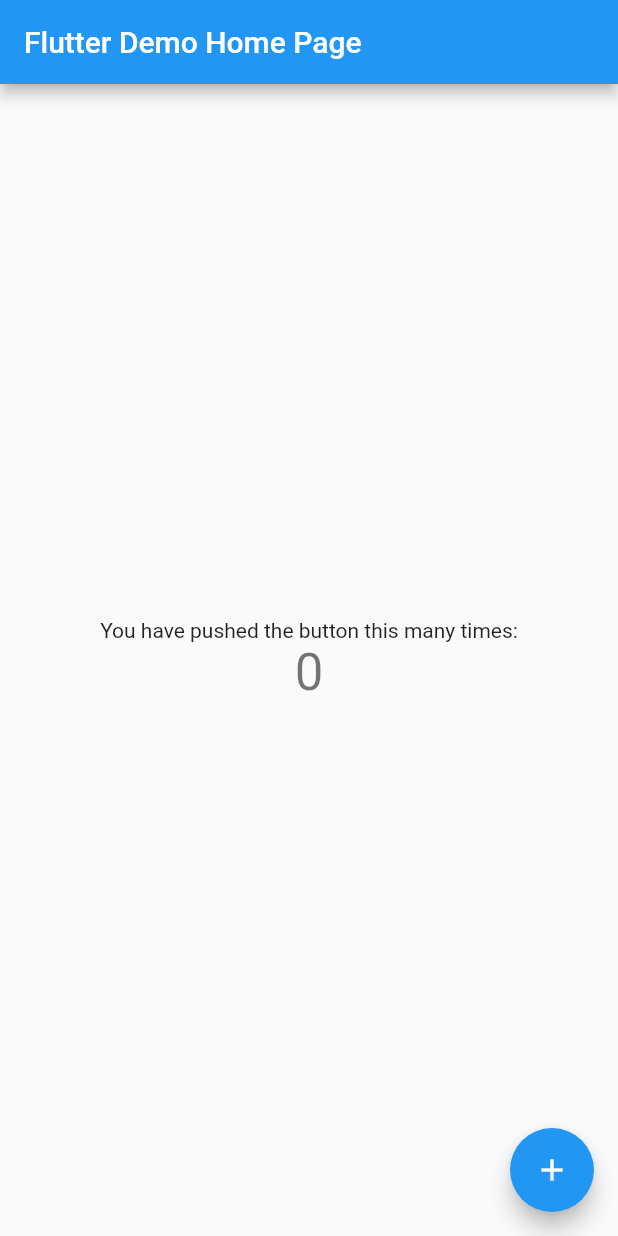
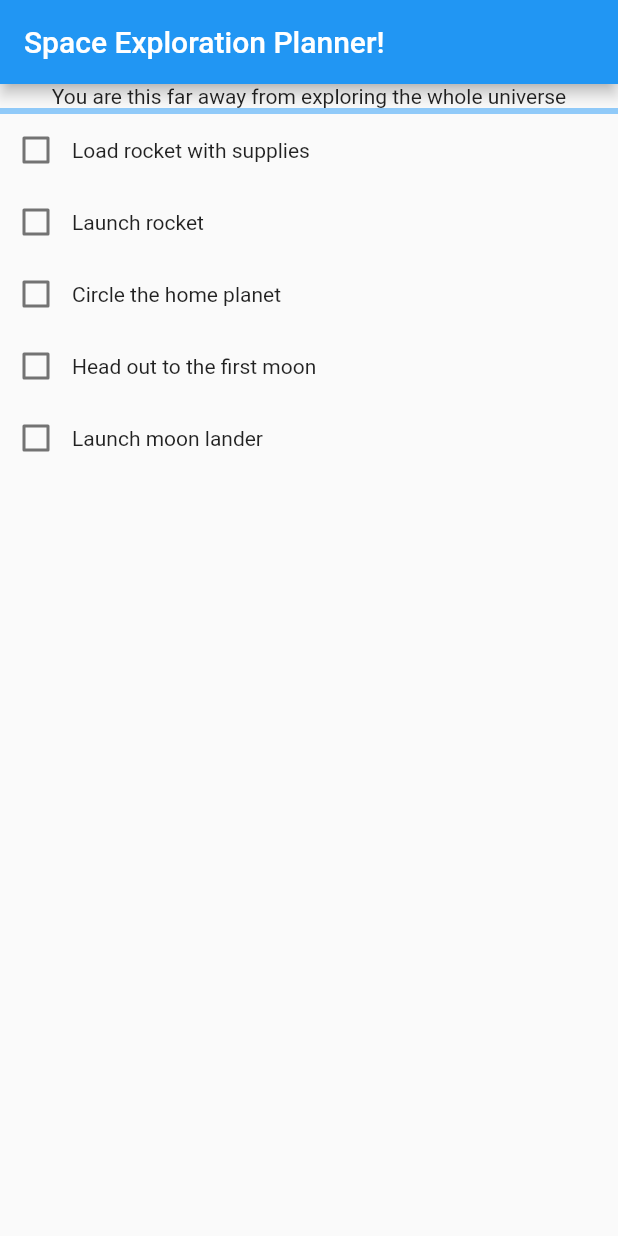
Before and after one commit to Abhimanyu14/flutter-samples, a Flutter app: the screen it shows after launch, on a phone screen of 412 x 824 dp. Run offline on Flutter 3.47's test engine with Material 2 defaults, Android fonts, the phone set to English and light mode, and no system bars.

Commit message:
[EP] initial app completed

```diff
--- a/codebase/begin-learning-flutter/01-exploration-planner/analysis_options.yaml
+++ b/codebase/begin-learning-flutter/01-exploration-planner/analysis_options.yaml
@@ -1,19 +1,21 @@
-# This file configures the analyzer, which statically analyzes Dart code to
-# check for errors, warnings, and lints.
-#
-# The issues identified by the analyzer are surfaced in the UI of Dart-enabled
-# IDEs (https://dart.dev/tools#ides-and-editors). The analyzer can also be
-# invoked from the command line by running `flutter analyze`.
+# The analyzer can also be invoked from the command line by running `flutter analyze`.
 
 # The following line activates a set of recommended lints for Flutter apps,
 # packages, and plugins designed to encourage good coding practices.
 include: package:flutter_lints/flutter.yaml
 
+analyzer:
+  errors:
+    prefer_single_quotes: error
+    require_trailing_commas: error
+    always_use_package_imports: error
+
 linter:
   # The lint rules applied to this project can be customized in the
   # section below to disable rules from the `package:flutter_lints/flutter.yaml`
-  # included above or to enable additional rules. A list of all available lints
-  # and their documentation is published at
+  # included above or to enable additional rules.
+  #
+  # A list of all available lints and their documentation is published at
   # https://dart-lang.github.io/linter/lints/index.html.
   #
   # Instead of disabling a lint rule for the entire project in the
@@ -23,7 +25,9 @@ linter:
   # producing the lint.
   rules:
     # avoid_print: false  # Uncomment to disable the `avoid_print` rule
-    # prefer_single_quotes: true  # Uncomment to enable the `prefer_single_quotes` rule
+    prefer_single_quotes: true
+    require_trailing_commas: true
+    always_use_package_imports: true
 
 # Additional information about this file can be found at
 # https://dart.dev/guides/language/analysis-options
--- a/codebase/begin-learning-flutter/01-exploration-planner/lib/main.dart
+++ b/codebase/begin-learning-flutter/01-exploration-planner/lib/main.dart
@@ -1,115 +1,4 @@
+import 'package:exploration_planner/my_app.dart';
 import 'package:flutter/material.dart';
 
-void main() {
-  runApp(const MyApp());
-}
-
-class MyApp extends StatelessWidget {
-  const MyApp({Key? key}) : super(key: key);
-
-  // This widget is the root of your application.
-  @override
-  Widget build(BuildContext context) {
-    return MaterialApp(
-      title: 'Flutter Demo',
-      theme: ThemeData(
-        // This is the theme of your application.
-        //
-        // Try running your application with "flutter run". You'll see the
-        // application has a blue toolbar. Then, without quitting the app, try
-        // changing the primarySwatch below to Colors.green and then invoke
-        // "hot reload" (press "r" in the console where you ran "flutter run",
-        // or simply save your changes to "hot reload" in a Flutter IDE).
-        // Notice that the counter didn't reset back to zero; the application
-        // is not restarted.
-        primarySwatch: Colors.blue,
-      ),
-      home: const MyHomePage(title: 'Flutter Demo Home Page'),
-    );
-  }
-}
-
-class MyHomePage extends StatefulWidget {
-  const MyHomePage({Key? key, required this.title}) : super(key: key);
-
-  // This widget is the home page of your application. It is stateful, meaning
-  // that it has a State object (defined below) that contains fields that affect
-  // how it looks.
-
-  // This class is the configuration for the state. It holds the values (in this
-  // case the title) provided by the parent (in this case the App widget) and
-  // used by the build method of the State. Fields in a Widget subclass are
-  // always marked "final".
-
-  final String title;
-
-  @override
-  State<MyHomePage> createState() => _MyHomePageState();
-}
-
-class _MyHomePageState extends State<MyHomePage> {
-  int _counter = 0;
-
-  void _incrementCounter() {
-    setState(() {
-      // This call to setState tells the Flutter framework that something has
-      // changed in this State, which causes it to rerun the build method below
-      // so that the display can reflect the updated values. If we changed
-      // _counter without calling setState(), then the build method would not be
-      // called again, and so nothing would appear to happen.
-      _counter++;
-    });
-  }
-
-  @override
-  Widget build(BuildContext context) {
-    // This method is rerun every time setState is called, for instance as done
-    // by the _incrementCounter method above.
-    //
-    // The Flutter framework has been optimized to make rerunning build methods
-    // fast, so that you can just rebuild anything that needs updating rather
-    // than having to individually change instances of widgets.
-    return Scaffold(
-      appBar: AppBar(
-        // Here we take the value from the MyHomePage object that was created by
-        // the App.build method, and use it to set our appbar title.
-        title: Text(widget.title),
-      ),
-      body: Center(
-        // Center is a layout widget. It takes a single child and positions it
-        // in the middle of the parent.
-        child: Column(
-          // Column is also a layout widget. It takes a list of children and
-          // arranges them vertically. By default, it sizes itself to fit its
-          // children horizontally, and tries to be as tall as its parent.
-          //
-          // Invoke "debug painting" (press "p" in the console, choose the
-          // "Toggle Debug Paint" action from the Flutter Inspector in Android
-          // Studio, or the "Toggle Debug Paint" command in Visual Studio Code)
-          // to see the wireframe for each widget.
-          //
-          // Column has various properties to control how it sizes itself and
-          // how it positions its children. Here we use mainAxisAlignment to
-          // center the children vertically; the main axis here is the vertical
-          // axis because Columns are vertical (the cross axis would be
-          // horizontal).
-          mainAxisAlignment: MainAxisAlignment.center,
-          children: <Widget>[
-            const Text(
-              'You have pushed the button this many times:',
-            ),
-            Text(
-              '$_counter',
-              style: Theme.of(context).textTheme.headline4,
-            ),
-          ],
-        ),
-      ),
-      floatingActionButton: FloatingActionButton(
-        onPressed: _incrementCounter,
-        tooltip: 'Increment',
-        child: const Icon(Icons.add),
-      ), // This trailing comma makes auto-formatting nicer for build methods.
-    );
-  }
-}
+void main() => runApp(const MyApp());
--- /dev/null
+++ b/codebase/begin-learning-flutter/01-exploration-planner/lib/my_app.dart
@@ -0,0 +1,17 @@
+import 'package:exploration_planner/my_homepage.dart';
+import 'package:flutter/material.dart';
+
+class MyApp extends StatelessWidget {
+  const MyApp({Key? key}) : super(key: key);
+
+  @override
+  Widget build(BuildContext context) {
+    return MaterialApp(
+      title: 'Exploration',
+      theme: ThemeData(
+        primarySwatch: Colors.blue,
+      ),
+      home: const MyHomepage(),
+    );
+  }
+}
--- /dev/null
+++ b/codebase/begin-learning-flutter/01-exploration-planner/lib/my_homepage.dart
@@ -0,0 +1,22 @@
+import 'package:exploration_planner/progress.dart';
+import 'package:exploration_planner/task_list.dart';
+import 'package:flutter/material.dart';
+
+class MyHomepage extends StatelessWidget {
+  const MyHomepage({Key? key}) : super(key: key);
+
+  @override
+  Widget build(BuildContext context) {
+    return Scaffold(
+      appBar: AppBar(
+        title: const Text('Space Exploration Planner!'),
+      ),
+      body: Column(
+        children: const [
+          Progress(),
+          TaskList(),
+        ],
+      ),
+    );
+  }
+}
--- /dev/null
+++ b/codebase/begin-learning-flutter/01-exploration-planner/lib/progress.dart
@@ -0,0 +1,17 @@
+import 'package:flutter/material.dart';
+
+class Progress extends StatelessWidget {
+  const Progress({Key? key}) : super(key: key);
+
+  @override
+  Widget build(BuildContext context) {
+    return Column(
+      children: const [
+        Text('You are this far away from exploring the whole universe'),
+        LinearProgressIndicator(
+          value: 0,
+        )
+      ],
+    );
+  }
+}
--- /dev/null
+++ b/codebase/begin-learning-flutter/01-exploration-planner/lib/task_item.dart
@@ -0,0 +1,32 @@
+import 'package:flutter/material.dart';
+
+class TaskItem extends StatefulWidget {
+  const TaskItem({
+    Key? key,
+    required this.label,
+  }) : super(key: key);
+
+  final String label;
+
+  @override
+  State<TaskItem> createState() => _TaskItemState();
+}
+
+class _TaskItemState extends State<TaskItem> {
+  bool? _value = false;
+
+  @override
+  Widget build(BuildContext context) {
+    return Row(
+      children: [
+        Checkbox(
+          value: _value,
+          onChanged: (newValue) => setState(() {
+            _value = newValue;
+          }),
+        ),
+        Text(widget.label),
+      ],
+    );
+  }
+}
--- /dev/null
+++ b/codebase/begin-learning-flutter/01-exploration-planner/lib/task_list.dart
@@ -0,0 +1,29 @@
+import 'package:exploration_planner/task_item.dart';
+import 'package:flutter/material.dart';
+
+class TaskList extends StatelessWidget {
+  const TaskList({Key? key}) : super(key: key);
+
+  @override
+  Widget build(BuildContext context) {
+    return Column(
+      children: const [
+        TaskItem(
+          label: 'Load rocket with supplies',
+        ),
+        TaskItem(
+          label: 'Launch rocket',
+        ),
+        TaskItem(
+          label: 'Circle the home planet',
+        ),
+        TaskItem(
+          label: 'Head out to the first moon',
+        ),
+        TaskItem(
+          label: 'Launch moon lander',
+        ),
+      ],
+    );
+  }
+}
```
Also changed, not shown: 1 other file.
